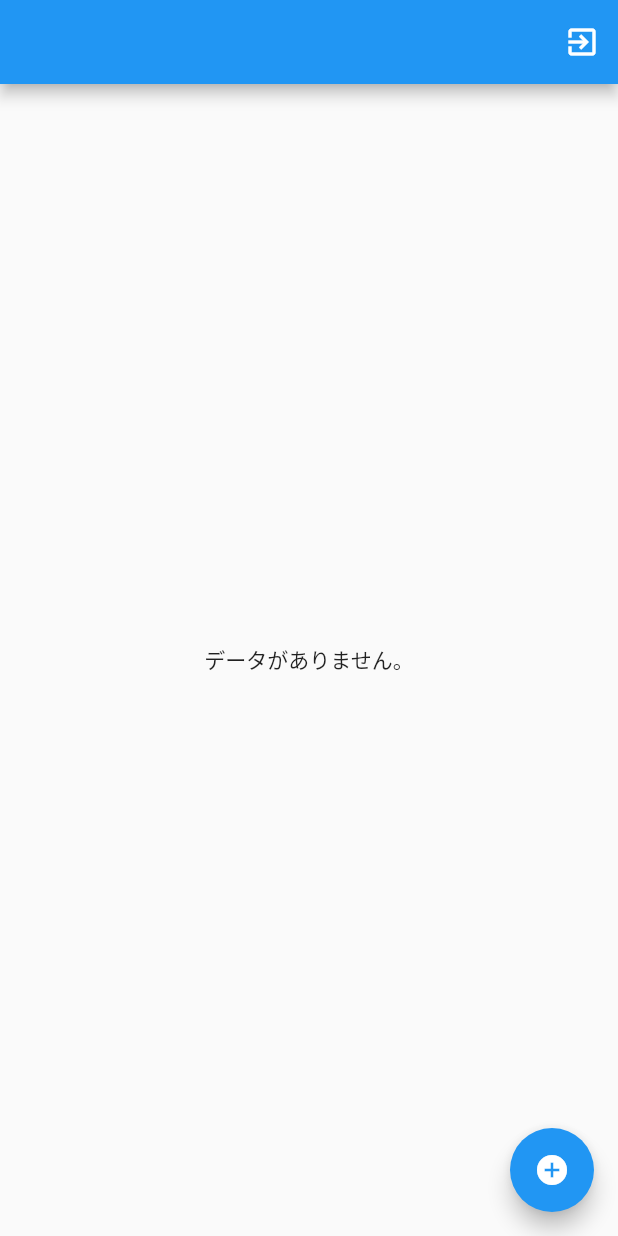
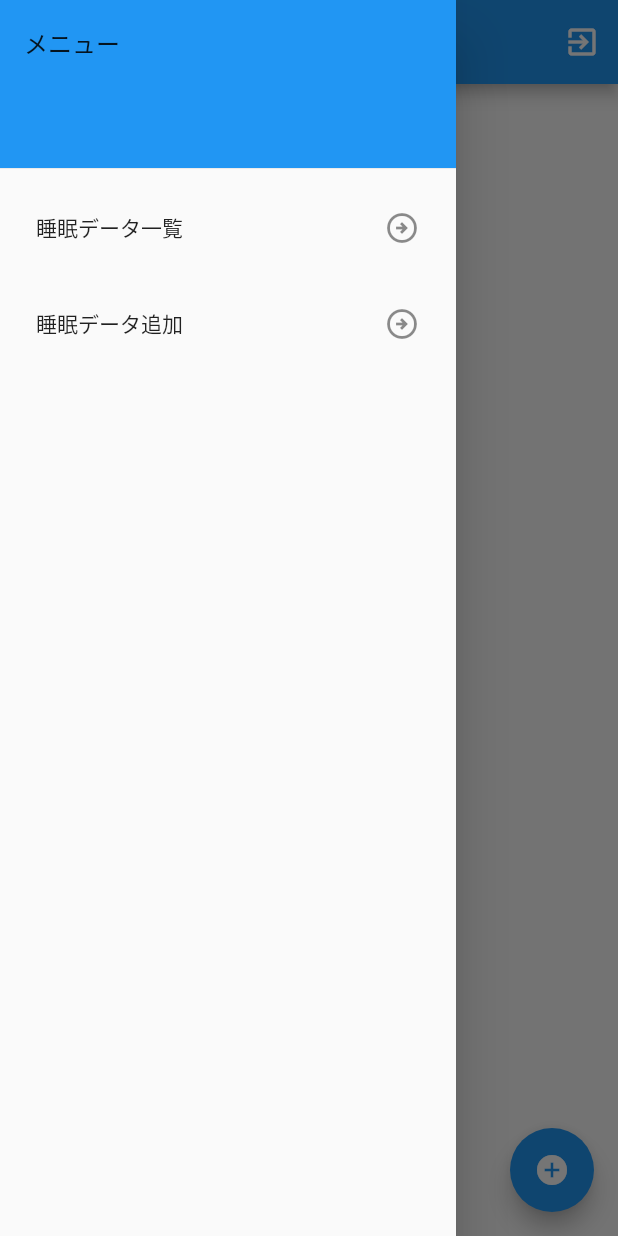
Before and after one commit to shmzzzz/sleep-management-app, a Flutter app: the screen it shows once a user with an empty profile is signed in, with the side drawer open (before the commit the screen has no drawer), on a phone screen of 412 x 824 dp. Run offline on Flutter 3.47's test engine with Material 2 defaults, Android fonts, the light colour scheme and no system bars; our stand-ins replace cloud_firestore, firebase_auth, firebase_core; accounts and stored records are empty.

Commit message:
💄 ✨ ドロワーを追加する

```diff
--- a/lib/screens/sleep_list.dart
+++ b/lib/screens/sleep_list.dart
@@ -3,6 +3,7 @@
 import 'package:flutter/cupertino.dart';
 import 'package:flutter/material.dart';
 import 'package:sleep_management_app/screens/sleep_add.dart';
+import 'package:sleep_management_app/widgets/drawer_list.dart';
 import 'package:sleep_management_app/widgets/logout_button.dart';
 import 'package:sleep_management_app/widgets/sleep_list_item.dart';
 
@@ -65,6 +66,7 @@
                 LogoutButton(),
               ],
             ),
+            drawer: const DrawerList(),
             body: const Center(
               child: Text('データがありません。'),
             ),
@@ -118,6 +120,7 @@
               LogoutButton(),
             ],
           ),
+          drawer: const DrawerList(),
           body: ListView.builder(
             itemCount: loadedData.length,
             itemBuilder: (context, index) {
--- /dev/null
+++ b/lib/widgets/drawer_list.dart
@@ -0,0 +1,70 @@
+import 'package:flutter/cupertino.dart';
+import 'package:flutter/material.dart';
+import 'package:sleep_management_app/screens/sleep_add.dart';
+import 'package:sleep_management_app/screens/sleep_list.dart';
+
+class DrawerList extends StatelessWidget {
+  const DrawerList({super.key});
+
+  @override
+  Widget build(BuildContext context) {
+    return Drawer(
+      child: ListView(
+        physics: const NeverScrollableScrollPhysics(),
+        padding: EdgeInsets.zero,
+        children: [
+          SizedBox(
+            height: 120,
+            child: DrawerHeader(
+              decoration: BoxDecoration(color: Theme.of(context).primaryColor),
+              child: const Text(
+                'メニュー',
+                style: TextStyle(
+                  fontSize: 16,
+                ),
+              ),
+            ),
+          ),
+          Padding(
+            padding: const EdgeInsets.symmetric(
+              horizontal: 8,
+              vertical: 4,
+            ),
+            child: ListTile(
+              title: const Text('睡眠データ一覧'),
+              onTap: () {
+                Navigator.of(context).push(
+                  CupertinoPageRoute(
+                    builder: (context) {
+                      return const SleepListScreen();
+                    },
+                  ),
+                );
+              },
+              trailing: const Icon(Icons.arrow_circle_right_outlined),
+            ),
+          ),
+          Padding(
+            padding: const EdgeInsets.symmetric(
+              horizontal: 8,
+              vertical: 4,
+            ),
+            child: ListTile(
+              title: const Text('睡眠データ追加'),
+              onTap: () {
+                Navigator.of(context).push(
+                  CupertinoPageRoute(
+                    builder: (context) {
+                      return const SleepAddScreen();
+                    },
+                  ),
+                );
+              },
+              trailing: const Icon(Icons.arrow_circle_right_outlined),
+            ),
+          ),
+        ],
+      ),
+    );
+  }
+}
```
